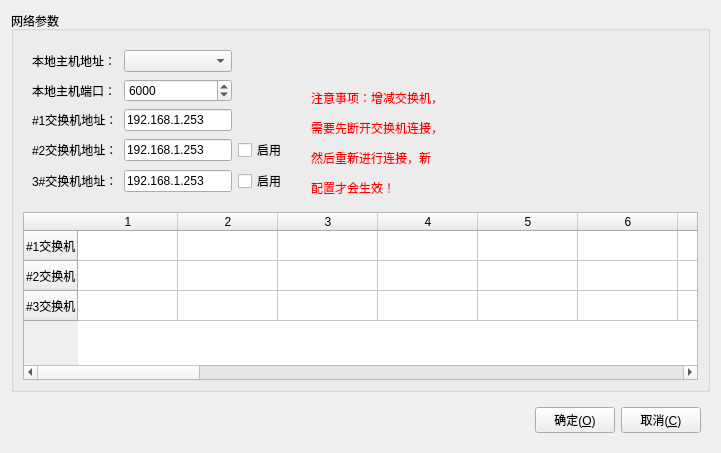
MrXiaomao/ZrActivationPro, file localsettingwindow.ui: the form before one commit.
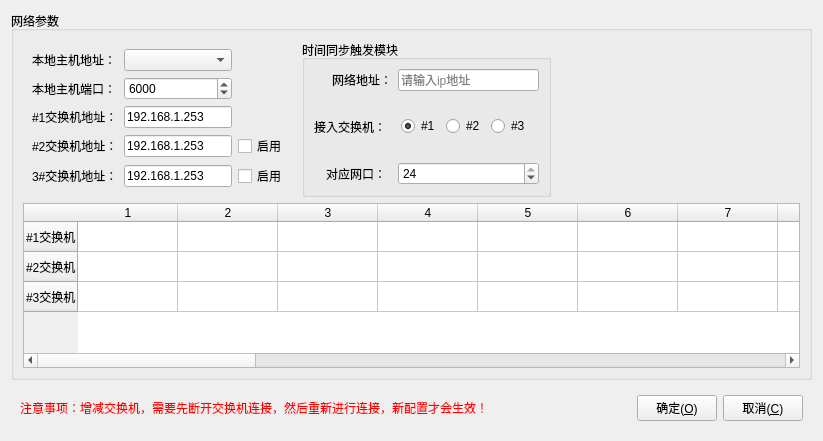
The form after the commit.

Commit message: 新增加时间同步配置模块

Patch:
```diff
--- a/localsettingwindow.ui
+++ b/localsettingwindow.ui
@@ -6,8 +6,8 @@
    <rect>
     <x>0</x>
     <y>0</y>
-    <width>721</width>
-    <height>453</height>
+    <width>823</width>
+    <height>441</height>
    </rect>
   </property>
   <property name="windowTitle">
@@ -138,35 +138,89 @@
           </widget>
          </item>
          <item>
-          <widget class="QWidget" name="widget_2" native="true">
-           <property name="minimumSize">
-            <size>
-             <width>70</width>
-             <height>0</height>
-            </size>
+          <widget class="QGroupBox" name="groupBox_2">
+           <property name="title">
+            <string>时间同步触发模块</string>
            </property>
-           <layout class="QVBoxLayout" name="verticalLayout_3">
-            <item>
-             <spacer name="verticalSpacer_2">
-              <property name="orientation">
-               <enum>Qt::Vertical</enum>
+           <layout class="QGridLayout" name="gridLayout_2">
+            <item row="0" column="0" colspan="2">
+             <widget class="QLabel" name="label">
+              <property name="text">
+               <string>网络地址：</string>
               </property>
-              <property name="sizeHint" stdset="0">
-               <size>
-                <width>20</width>
-                <height>40</height>
-               </size>
+              <property name="alignment">
+               <set>Qt::AlignRight|Qt::AlignTrailing|Qt::AlignVCenter</set>
               </property>
-             </spacer>
+             </widget>
             </item>
-            <item>
-             <widget class="QLabel" name="label_tip">
-              <property name="styleSheet">
-               <string notr="true">color: rgb(255, 0, 0);</string>
+            <item row="0" column="2">
+             <widget class="QLineEdit" name="lineEdit">
+              <property name="placeholderText">
+               <string>请输入ip地址</string>
               </property>
+             </widget>
+            </item>
+            <item row="1" column="0">
+             <widget class="QLabel" name="label_2">
               <property name="text">
-               <string>&lt;html&gt;&lt;head/&gt;&lt;body&gt;&lt;p&gt;注意事项：增减交换机，&lt;/p&gt;&lt;p&gt;需要先断开交换机连接，&lt;/p&gt;&lt;p&gt;然后重新进行连接，新&lt;/p&gt;&lt;p&gt;配置才会生效！&lt;/p&gt;&lt;/body&gt;&lt;/html&gt;</string>
+               <string>接入交换机：</string>
               </property>
+              <property name="alignment">
+               <set>Qt::AlignRight|Qt::AlignTrailing|Qt::AlignVCenter</set>
+              </property>
+             </widget>
+            </item>
+            <item row="2" column="0">
+             <widget class="QLabel" name="label_3">
+              <property name="text">
+               <string>对应网口：</string>
+              </property>
+              <property name="alignment">
+               <set>Qt::AlignRight|Qt::AlignTrailing|Qt::AlignVCenter</set>
+              </property>
+             </widget>
+            </item>
+            <item row="2" column="2">
+             <widget class="QSpinBox" name="spinBox">
+              <property name="minimum">
+               <number>1</number>
+              </property>
+              <property name="maximum">
+               <number>24</number>
+              </property>
+              <property name="value">
+               <number>24</number>
+              </property>
+             </widget>
+            </item>
+            <item row="1" column="1" colspan="2">
+             <widget class="QWidget" name="" native="true">
+              <layout class="QHBoxLayout" name="horizontalLayout_3">
+               <item>
+                <widget class="QRadioButton" name="radioButton">
+                 <property name="text">
+                  <string>#1</string>
+                 </property>
+                 <property name="checked">
+                  <bool>true</bool>
+                 </property>
+                </widget>
+               </item>
+               <item>
+                <widget class="QRadioButton" name="radioButton_2">
+                 <property name="text">
+                  <string>#2</string>
+                 </property>
+                </widget>
+               </item>
+               <item>
+                <widget class="QRadioButton" name="radioButton_3">
+                 <property name="text">
+                  <string>#3</string>
+                 </property>
+                </widget>
+               </item>
+              </layout>
              </widget>
             </item>
            </layout>
@@ -249,6 +303,16 @@
       </sizepolicy>
      </property>
      <layout class="QHBoxLayout" name="horizontalLayout">
+      <item>
+       <widget class="QLabel" name="label_tip">
+        <property name="styleSheet">
+         <string notr="true">color: rgb(255, 0, 0);</string>
+        </property>
+        <property name="text">
+         <string>&lt;html&gt;&lt;head/&gt;&lt;body&gt;&lt;p&gt;注意事项：增减交换机，需要先断开交换机连接，然后重新进行连接，新配置才会生效！&lt;/p&gt;&lt;/body&gt;&lt;/html&gt;</string>
+        </property>
+       </widget>
+      </item>
       <item>
        <spacer name="horizontalSpacer">
         <property name="orientation">
```
The commit also changes 6 other files.
